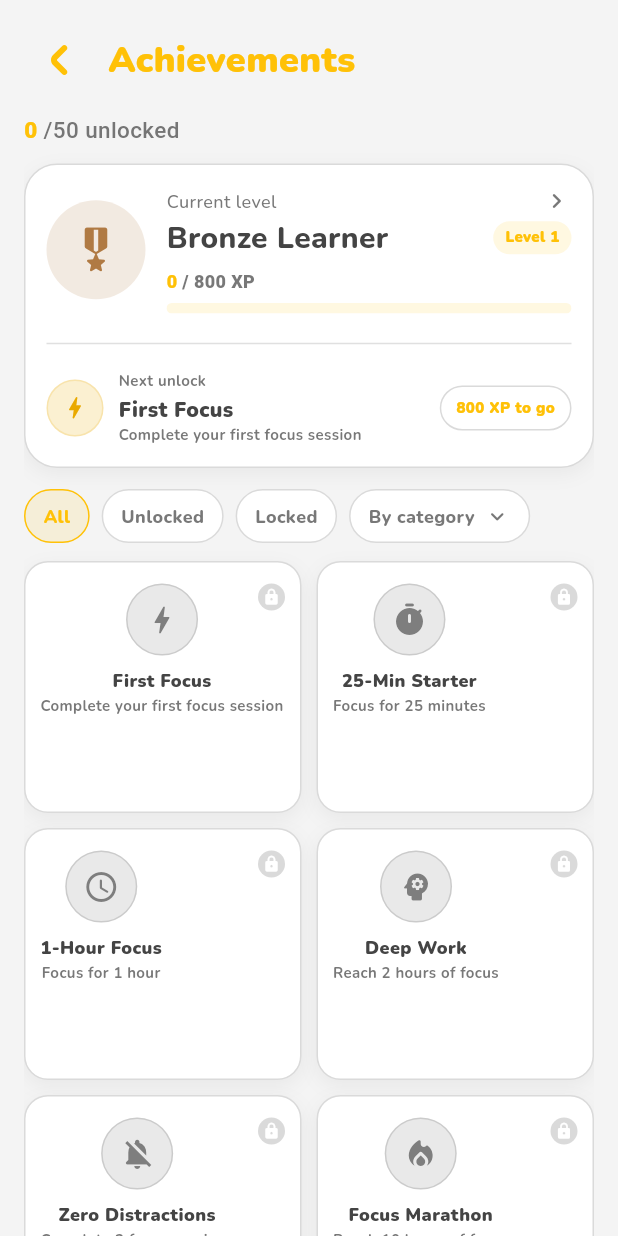
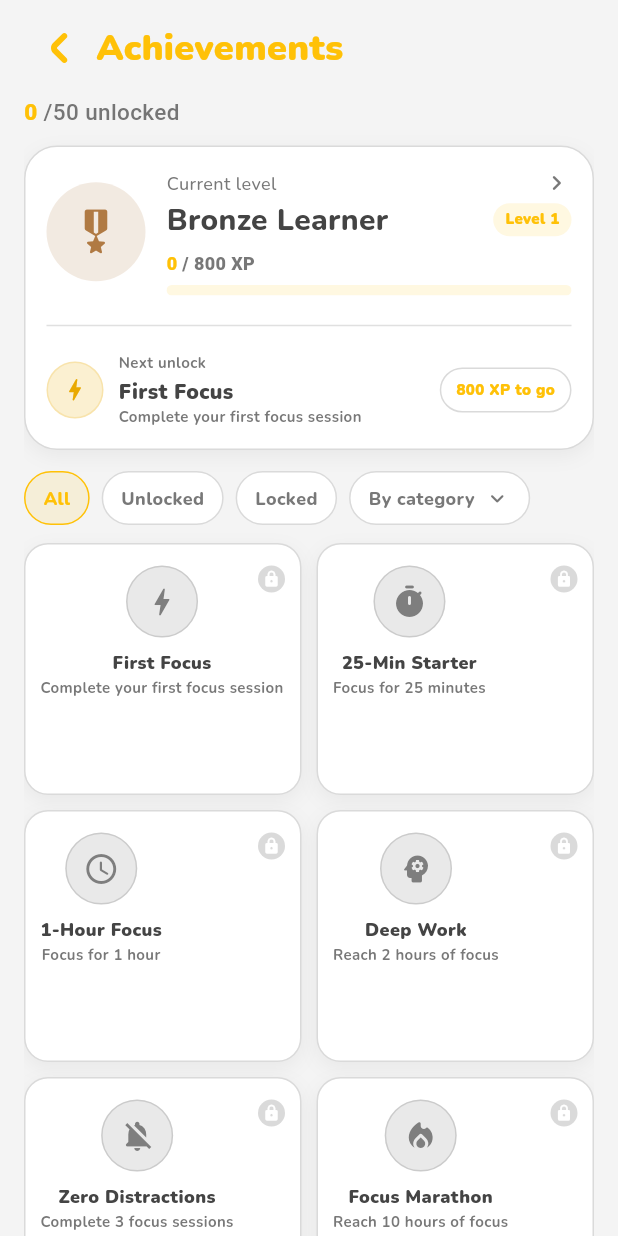
Before and after one commit to JoaoVJorge/helpout, a Flutter app: the AchievementsPage screen opened by its route, on a phone screen of 412 x 824 dp. Run offline on Flutter 3.47's test engine with Material 3 defaults, Android fonts, the light colour scheme and no system bars; our stand-ins replace dartz, dio, equatable, flutter_dotenv, flutter_local_notifications, flutter_secure_storage and 7 more; accounts and stored records are empty; statements that could not run were skipped.

Commit message:
fix: adjust scaffold padding and requests spacing

```diff
--- a/lib/presentation/friends/friends_page.dart
+++ b/lib/presentation/friends/friends_page.dart
@@ -1281,6 +1281,7 @@ class _FriendRequestsPageState extends State<_FriendRequestsPage> {
           child: currentRequests.isEmpty
               ? _RequestEmptyState(mode: selectedMode)
               : ListView.separated(
+                  padding: const EdgeInsets.only(bottom: 18),
                   itemCount: currentRequests.length,
                   separatorBuilder: (context, index) => const Gap(12),
                   itemBuilder: (context, index) {
@@ -1299,6 +1300,7 @@ class _FriendRequestsPageState extends State<_FriendRequestsPage> {
           const Gap(12),
           _SafetyNotice(),
         ],
+        const Gap(18),
       ],
     ),
   );
--- a/lib/shared/widgets/app_scaffold.dart
+++ b/lib/shared/widgets/app_scaffold.dart
@@ -29,24 +29,19 @@ class AppScaffold extends StatelessWidget {
       child: Column(
         children: [
           Expanded(
-            child: Padding(
-              padding:
-                  padding ??
-                  const EdgeInsets.symmetric(
-                    horizontal: AppUiConstants.pagePadding,
+            child: topBar == null
+                ? Padding(padding: _bodyPadding, child: body)
+                : Column(
+                    crossAxisAlignment: CrossAxisAlignment.start,
+                    children: [
+                      const Gap(8),
+                      Padding(padding: _topBarPadding, child: topBar!),
+                      const Gap(8),
+                      Expanded(
+                        child: Padding(padding: _bodyPadding, child: body),
+                      ),
+                    ],
                   ),
-              child: topBar == null
-                  ? body
-                  : Column(
-                      crossAxisAlignment: CrossAxisAlignment.start,
-                      children: [
-                        const Gap(16),
-                        topBar!,
-                        const Gap(12),
-                        Expanded(child: body),
-                      ],
-                    ),
-            ),
           ),
           if (bottomBar != null)
             Padding(
@@ -62,4 +57,12 @@ class AppScaffold extends StatelessWidget {
       ),
     ),
   );
+
+  EdgeInsetsGeometry get _bodyPadding =>
+      padding ??
+      const EdgeInsets.symmetric(horizontal: AppUiConstants.pagePadding);
+
+  static const EdgeInsetsGeometry _topBarPadding = EdgeInsets.symmetric(
+    horizontal: AppUiConstants.pagePadding,
+  );
 }
--- a/lib/shared/widgets/app_top_bar.dart
+++ b/lib/shared/widgets/app_top_bar.dart
@@ -39,7 +39,6 @@ class AppTopBar extends StatelessWidget {
               ),
             ),
           ),
-          const Gap(AppSpacing.titleToDescription),
         ],
         Expanded(
           child: Semantics(
@@ -54,7 +53,10 @@ class AppTopBar extends StatelessWidget {
             ),
           ),
         ),
-        if (trailing != null) ...[const Gap(AppSpacing.titleToDescription), trailing!],
+        if (trailing != null) ...[
+          const Gap(AppSpacing.titleToDescription),
+          trailing!,
+        ],
       ],
     );
   }
```
